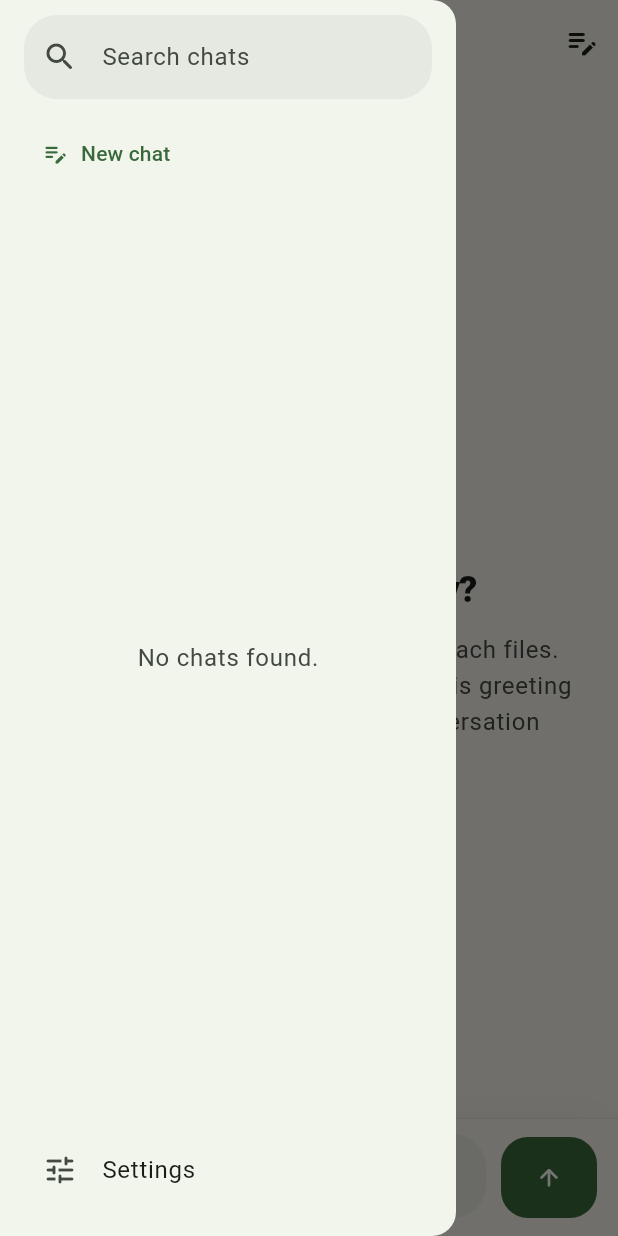
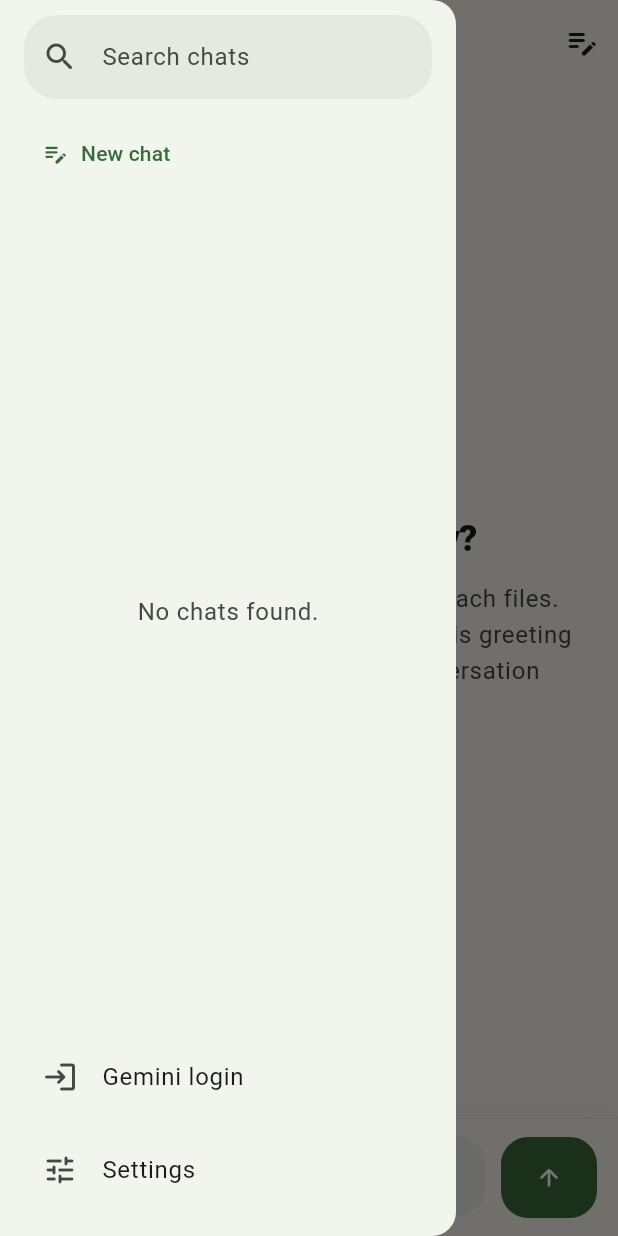
Before and after one commit to shrynex-dev/ShryneChat, a Flutter app: the screen it shows after launch, with the side drawer open, on a phone screen of 412 x 824 dp. Run offline on Flutter 3.47's test engine with Material 3 defaults, Android fonts, the phone set to English and light mode, and no system bars; drawn by our look-alikes of dynamic_color; our stand-ins replace drift, file_picker, flutter_riverpod, flutter_secure_storage, go_router; missing offline and left inert: flutter_inappwebview; accounts and stored records are empty; generated files the repository leaves out were written again.

Commit message:
add button to login

```diff
--- a/lib/features/chat/presentation/chat_home_screen.dart
+++ b/lib/features/chat/presentation/chat_home_screen.dart
@@ -114,6 +114,12 @@ class _GreetingState extends StatelessWidget {
               style: theme.textTheme.bodyLarge?.copyWith(
                 color: theme.colorScheme.onSurfaceVariant,
               ),
+            ),
+            const SizedBox(height: 20),
+            FilledButton.icon(
+              onPressed: () => context.push('/login'),
+              icon: const Icon(Icons.login_rounded),
+              label: const Text('Login to Gemini'),
             ),
           ],
         ),
@@ -500,7 +506,22 @@ class _ChatDrawerState extends ConsumerState<_ChatDrawer> {
             ),
             Padding(
               padding: const EdgeInsets.fromLTRB(12, 12, 12, 16),
-              child: ListTile(
+              child: Column(
+                mainAxisSize: MainAxisSize.min,
+                children: [
+                  ListTile(
+                    shape: RoundedRectangleBorder(
+                      borderRadius: BorderRadius.circular(20),
+                    ),
+                    leading: const Icon(Icons.login_rounded),
+                    title: const Text('Gemini login'),
+                    onTap: () {
+                      Navigator.of(context).pop();
+                      context.push('/login');
+                    },
+                  ),
+                  const SizedBox(height: 6),
+                  ListTile(
                     shape: RoundedRectangleBorder(
                       borderRadius: BorderRadius.circular(20),
                     ),
@@ -510,6 +531,8 @@ class _ChatDrawerState extends ConsumerState<_ChatDrawer> {
                       Navigator.of(context).pop();
                       context.push('/settings');
                     },
+                  ),
+                ],
               ),
             ),
           ],
--- a/lib/features/settings/presentation/settings_screen.dart
+++ b/lib/features/settings/presentation/settings_screen.dart
@@ -1,5 +1,7 @@
 import 'package:flutter/material.dart';
 import 'package:flutter_riverpod/flutter_riverpod.dart';
+import 'package:flutter_secure_storage/flutter_secure_storage.dart';
+import 'package:go_router/go_router.dart';
 
 import '../../../data/repositories/local_settings_repository.dart';
 import '../../chat/application/chat_providers.dart';
@@ -108,6 +110,8 @@ class SettingsScreen extends ConsumerWidget {
               ],
             ),
             const SizedBox(height: 16),
+            _SectionCard(title: 'Gemini', children: const [_GeminiLoginTile()]),
+            const SizedBox(height: 16),
             _SectionCard(
               title: 'About',
               children: const [
@@ -162,3 +166,42 @@ class _SectionCard extends StatelessWidget {
     );
   }
 }
+
+class _GeminiLoginTile extends StatelessWidget {
+  const _GeminiLoginTile();
+
+  static const _storage = FlutterSecureStorage();
+
+  Future<bool> _hasLogin() async {
+    final cookies = await _storage.read(key: 'gemini_cookies');
+    final auth = await _storage.read(key: 'gemini_auth');
+    return (cookies?.isNotEmpty ?? false) && (auth?.isNotEmpty ?? false);
+  }
+
+  @override
+  Widget build(BuildContext context) {
+    return FutureBuilder<bool>(
+      future: _hasLogin(),
+      builder: (context, snapshot) {
+        final isConnected = snapshot.data ?? false;
+
+        return ListTile(
+          contentPadding: EdgeInsets.zero,
+          title: const Text('Google AI Studio login'),
+          subtitle: Text(
+            isConnected
+                ? 'Gemini session detected on this device.'
+                : 'Open the login screen to capture the Gemini session tokens.',
+          ),
+          trailing: FilledButton.tonalIcon(
+            onPressed: () => context.push('/login'),
+            icon: Icon(
+              isConnected ? Icons.refresh_rounded : Icons.login_rounded,
+            ),
+            label: Text(isConnected ? 'Reconnect' : 'Login'),
+          ),
+        );
+      },
+    );
+  }
+}
```
Also changed, not shown: lib/features/auth/gemini_login_screen.dart (+73 -19 lines). Lines whose indentation alone changed are shown as unchanged.
